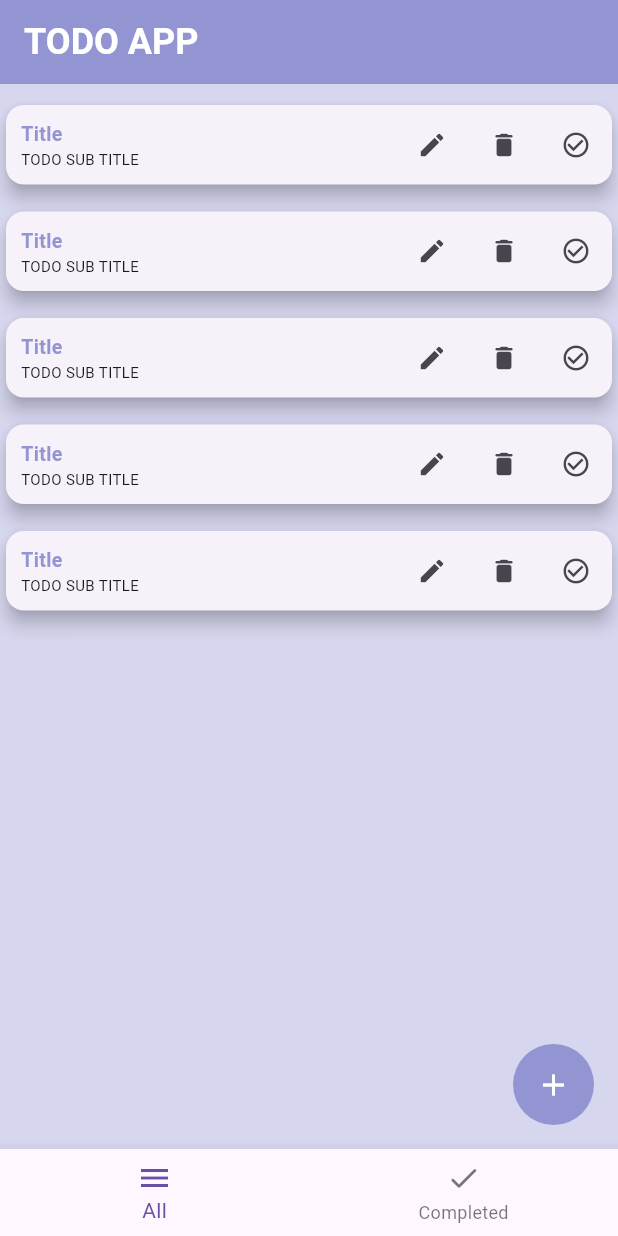
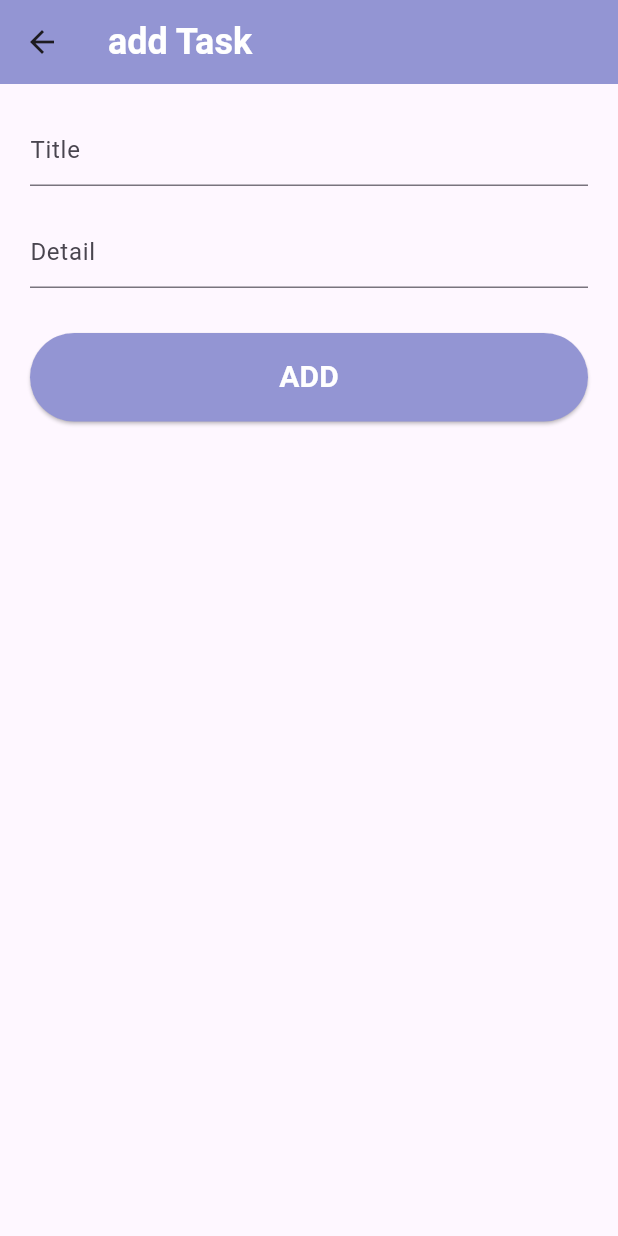
Before and after one commit to felopatersameh/Todo-App, a Flutter app: the screen it shows after launch, after a tap on the "add" icon, on a phone screen of 412 x 824 dp. Run offline on Flutter 3.47's test engine with Material 3 defaults, Android fonts, the phone set to English and light mode, and no system bars.

Commit message:
create second screen (add task)

```diff
--- /dev/null
+++ b/lib/add_screen.dart
@@ -0,0 +1,71 @@
+import 'package:flutter/material.dart';
+
+class AddScreen extends StatefulWidget {
+  const AddScreen({super.key});
+
+  @override
+  State<AddScreen> createState() => _AddScreenState();
+}
+
+TextEditingController _title = TextEditingController();
+TextEditingController _detail = TextEditingController();
+
+class _AddScreenState extends State<AddScreen> {
+  @override
+  Widget build(BuildContext context) {
+    return Scaffold(
+      appBar: AppBar(
+        backgroundColor: const Color(0xff9395D3),
+        title: const Text(
+          "add Task",
+          style: TextStyle(
+            color: Colors.white,
+            fontSize: 24,
+            fontWeight: FontWeight.w600,
+          ),
+        ),
+      ),
+      body: ListView(
+        padding: const EdgeInsets.all(20),
+        children: [
+          TextFormField(
+            controller: _title,
+            style: const TextStyle(color: Color(0xff8B8787)),
+            keyboardType: TextInputType.text,
+            decoration: const InputDecoration(
+              hintText: "Title",
+            ),
+          ),
+          const SizedBox(
+            height: 20,
+          ),
+          TextFormField(
+            controller: _detail,
+            style: const TextStyle(color: Color(0xff8B8787)),
+            keyboardType: TextInputType.text,
+            decoration: const InputDecoration(
+              hintText: "Detail",
+            ),
+          ),
+          const SizedBox(
+            height: 30,
+          ),
+          ElevatedButton(
+            style: const ButtonStyle(
+              padding: WidgetStatePropertyAll(EdgeInsetsDirectional.all(15)),
+              backgroundColor: WidgetStatePropertyAll(Color(0xff9395D3)),
+            ),
+            child: const Text(
+              "ADD",
+              style: TextStyle(
+                  fontSize: 20,
+                  fontWeight: FontWeight.w600,
+                  color: Colors.white),
+            ),
+            onPressed: () {},
+          )
+        ],
+      ),
+    );
+  }
+}
--- a/lib/home_screen.dart
+++ b/lib/home_screen.dart
@@ -1,4 +1,6 @@
 import 'package:flutter/material.dart';
+
+import 'add_screen.dart';
 
 class MyHomePage extends StatelessWidget {
   const MyHomePage({super.key});
@@ -31,11 +33,20 @@ class MyHomePage extends StatelessWidget {
 }
 
 /////////////////////////////////////////////////////////////////
-class BuildBottomNavigationBar extends StatelessWidget {
+/////////////////////////////////////////////////////////////////
+class BuildBottomNavigationBar extends StatefulWidget {
   const BuildBottomNavigationBar({
     super.key,
   });
 
+  @override
+  State<BuildBottomNavigationBar> createState() =>
+      _BuildBottomNavigationBarState();
+}
+
+int index = 0;
+
+class _BuildBottomNavigationBarState extends State<BuildBottomNavigationBar> {
   @override
   Widget build(BuildContext context) {
     return BottomNavigationBar(
@@ -44,11 +55,16 @@ class BuildBottomNavigationBar extends StatelessWidget {
         BottomNavigationBarItem(
             icon: Icon(Icons.check_rounded), label: "Completed"),
       ],
-      onTap: (index) {},
-      currentIndex: 0,
+      onTap: (newIndex) {
+        setState(() {
+          index = newIndex;
+        });
+      },
+      currentIndex: index,
     );
   }
 }
+/////////////////////////////////////////////////////////////////
 
 class BuildFloatingActionButton extends StatelessWidget {
   const BuildFloatingActionButton({
@@ -64,12 +80,19 @@ class BuildFloatingActionButton extends StatelessWidget {
       child: IconButton(
         padding: const EdgeInsets.all(15),
         color: Colors.white,
-        onPressed: () {},
+        onPressed: () {
+          Navigator.push(
+              context,
+              MaterialPageRoute(
+                builder: (context) => const AddScreen(),
+              ));
+        },
         icon: const Icon(Icons.add),
       ),
     );
   }
 }
+/////////////////////////////////////////////////////////////////
 
 class CardItems extends StatelessWidget {
   const CardItems({
```
